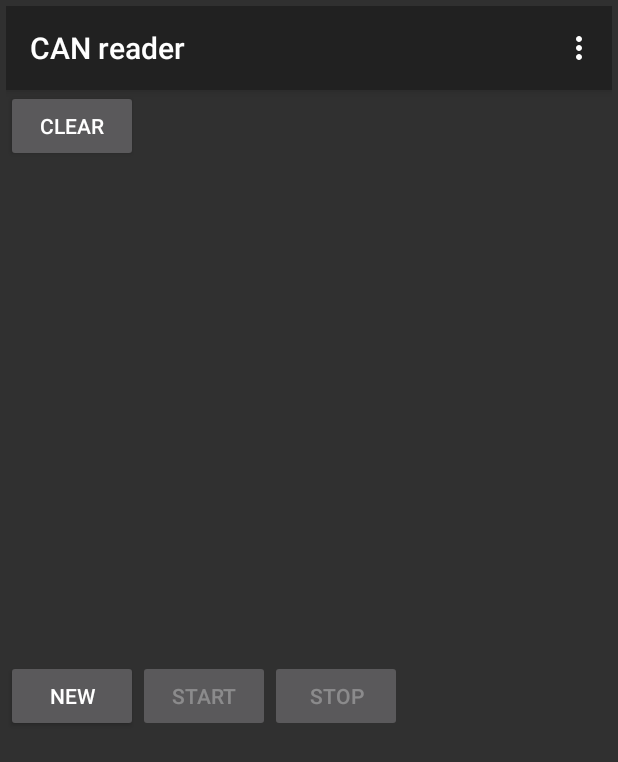
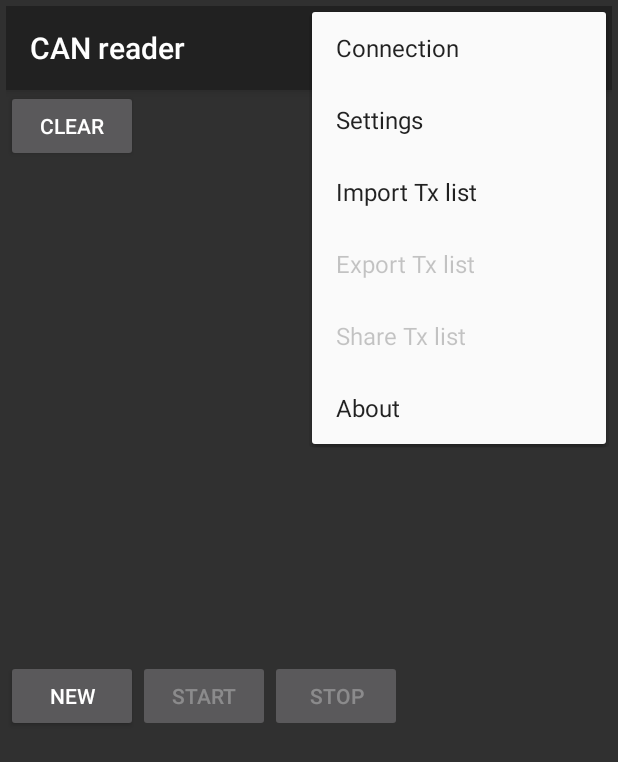
Before and after one commit to autowp/CANreader, an Android app: the screen it shows after launch (MainActivity), in the options menu, after a tap on "Export Tx list", on a phone screen of 412 x 824 dp. Shown: the top 762 px of the screen. Run offline under Robolectric (Android 15) with nearby library versions, the phone set to English and light mode, and no system bars; libraries missing offline, so code that uses them is left out: org.apache.commons; 15 statements that could not run were skipped.

Commit message:
Copy, delete monitor messages

```diff
--- a/app/src/main/java/com/autowp/canreader/MainActivity.java
+++ b/app/src/main/java/com/autowp/canreader/MainActivity.java
@@ -9,13 +9,18 @@ import android.net.Uri;
 import android.os.Bundle;
 import android.os.Environment;
 import android.os.IBinder;
+import android.support.v4.app.FragmentActivity;
 import android.support.v4.content.FileProvider;
 import android.support.v7.app.AppCompatActivity;
 import android.support.v7.widget.Toolbar;
 import android.util.Log;
 import android.view.Menu;
 import android.view.MenuItem;
+import android.view.View;
+import android.widget.TextView;
 import android.widget.Toast;
+
+import com.autowp.can.CanClient;
 
 import org.apache.commons.configuration.ConfigurationException;
 
@@ -42,13 +47,35 @@ public class MainActivity extends AppCompatActivity {
                 canReaderService.setTransmitFrames(mTxListToLoad);
                 mTxListToLoad = null;
             }
+
+            canReaderService.addListener(mOnTransmitChangeListener);
         }
 
         public void onServiceDisconnected(ComponentName name) {
+            canReaderService.removeListener(mOnTransmitChangeListener);
             bound = false;
         }
     };
 
+    private CanReaderService.OnTransmitChangeListener mOnTransmitChangeListener = new CanReaderService.OnTransmitChangeListener() {
+
+        @Override
+        public void handleTransmitUpdated() {
+            System.out.println("handleTransmitUpdated");
+            //supportInvalidateOptionsMenu(); //TODO: invalidate only if add/remove
+            invalidateOptionsMenu();
+        }
+
+        @Override
+        public void handleTransmitUpdated(TransmitCanFrame frame) {
+            System.out.println("handleTransmitUpdated2");
+        }
+
+        @Override
+        public void handleSpeedChanged(double speed) {
+
+        }
+    };
 
     @Override
     protected void onCreate(Bundle savedInstanceState) {
@@ -114,6 +141,27 @@ public class MainActivity extends AppCompatActivity {
     public boolean onCreateOptionsMenu(Menu menu) {
         // Inflate the menu; this adds items to the action bar if it is present.
         getMenuInflater().inflate(R.menu.menu_main, menu);
+        return true;
+    }
+
+    @Override
+    public boolean onPrepareOptionsMenu(Menu menu)
+    {
+        super.onPrepareOptionsMenu(menu);
+
+        boolean hasMessages = bound && (canReaderService.getTransmitFrames().size() > 0);
+
+        /*Button buttonStartAll = (Button) getView().findViewById(R.id.buttonStartAll);
+        buttonStartAll.setEnabled(isConnected && canReaderService.hasStoppedTransmits());
+
+        Button buttonStopAll = (Button) getView().findViewById(R.id.buttonStopAll);
+        buttonStopAll.setEnabled(isConnected && canReaderService.hasStartedTransmits());
+*/
+
+        menu.findItem(R.id.action_export_tx_list).setEnabled(hasMessages);
+        menu.findItem(R.id.action_share_tx_list).setEnabled(hasMessages);
+
+
         return true;
     }
 
@@ -295,6 +343,7 @@ public class MainActivity extends AppCompatActivity {
         if (bound) {
             unbindService(serviceConnection);
             bound = false;
+            canReaderService.removeListener(mOnTransmitChangeListener);
         }
     }
 }
--- a/app/src/main/java/com/autowp/canreader/TransmitFragment.java
+++ b/app/src/main/java/com/autowp/canreader/TransmitFragment.java
@@ -190,7 +190,7 @@ public class TransmitFragment extends ServiceConnectedFragment {
             AdapterView.AdapterContextMenuInfo info = (AdapterView.AdapterContextMenuInfo) item.getMenuInfo();
             switch (item.getItemId()) {
                 case R.id.action_transmit_delete: {
-                    canReaderService.remove(info.position);
+                    canReaderService.removeTransmit(info.position);
                     updateButtons();
                     return true;
                 }
--- /dev/null
+++ b/app/src/main/res/menu/monitor_item_menu.xml
@@ -0,0 +1,13 @@
+<?xml version="1.0" encoding="utf-8"?>
+<menu xmlns:android="http://schemas.android.com/apk/res/android">
+
+    <item
+        android:id="@+id/action_monitor_delete"
+        android:title="@string/action_transmit_delete" />
+
+    <item
+        android:id="@+id/action_monitor_copy"
+        android:title="@string/action_transmit_copy" />
+
+
+</menu>
```
Also changed, not shown: app/src/main/java/com/autowp/can/CanMessage.java (+15 -0 lines), app/src/main/java/com/autowp/can/adapter/loopback/Loopback.java (added, +25 -0 lines), app/src/main/java/com/autowp/canreader/CanReaderService.java (+15 -4 lines), app/src/main/java/com/autowp/canreader/ConnectionActivity.java (+15 -4 lines), app/src/main/java/com/autowp/canreader/MonitorFragment.java (+45 -0 lines), app/src/main/res/layout/listitem_monitor.xml (+9 -4 lines).
